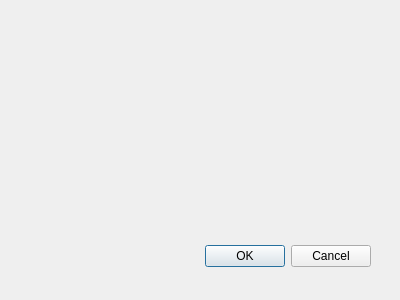
The window that hieuchinh_lop.ui (TaiPhanCoder/Do_An_Thi_Trac_Ngiem_c-) describes before a commit, drawn with Qt 5.
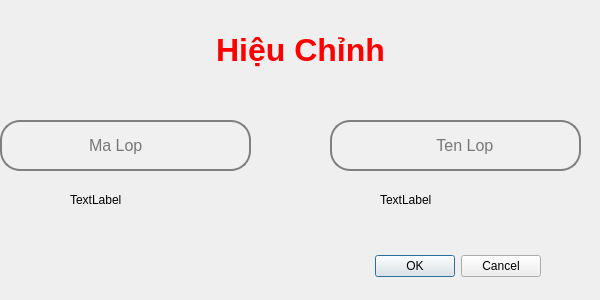
The same window after the commit.

Patch:
```diff
--- a/hieuchinh_lop.ui
+++ b/hieuchinh_lop.ui
@@ -6,7 +6,7 @@
    <rect>
     <x>0</x>
     <y>0</y>
-    <width>400</width>
+    <width>600</width>
     <height>300</height>
    </rect>
   </property>
@@ -16,8 +16,8 @@
   <widget class="QDialogButtonBox" name="buttonBox">
    <property name="geometry">
     <rect>
-     <x>30</x>
-     <y>240</y>
+     <x>200</x>
+     <y>250</y>
      <width>341</width>
      <height>32</height>
     </rect>
@@ -29,6 +29,87 @@
     <set>QDialogButtonBox::StandardButton::Cancel|QDialogButtonBox::StandardButton::Ok</set>
    </property>
   </widget>
+  <widget class="QLabel" name="hieuChinh">
+   <property name="geometry">
+    <rect>
+     <x>90</x>
+     <y>20</y>
+     <width>421</width>
+     <height>61</height>
+    </rect>
+   </property>
+   <property name="text">
+    <string>&lt;html&gt;&lt;head/&gt;&lt;body&gt;&lt;p align=&quot;center&quot;&gt;&lt;span style=&quot; font-size:24pt; font-weight:700; color:#ff0000;&quot;&gt;Hiệu Chỉnh&lt;/span&gt;&lt;/p&gt;&lt;/body&gt;&lt;/html&gt;</string>
+   </property>
+  </widget>
+  <widget class="QLineEdit" name="MaLop">
+   <property name="geometry">
+    <rect>
+     <x>0</x>
+     <y>120</y>
+     <width>251</width>
+     <height>51</height>
+    </rect>
+   </property>
+   <property name="styleSheet">
+    <string notr="true">border: 2px solid gray;
+border-radius: 20px;
+background-color: #F0F0F0;
+color: black;
+font-size: 16px;
+padding-left: 85px;</string>
+   </property>
+   <property name="placeholderText">
+    <string>Ma Lop</string>
+   </property>
+  </widget>
+  <widget class="QLineEdit" name="TenLop">
+   <property name="geometry">
+    <rect>
+     <x>330</x>
+     <y>120</y>
+     <width>251</width>
+     <height>51</height>
+    </rect>
+   </property>
+   <property name="styleSheet">
+    <string notr="true">border: 2px solid gray;
+border-radius: 20px;
+background-color: #F0F0F0;
+color: black;
+font-size: 16px;
+padding-left: 85px;</string>
+   </property>
+   <property name="placeholderText">
+    <string>    Ten Lop</string>
+   </property>
+  </widget>
+  <widget class="QLabel" name="label">
+   <property name="geometry">
+    <rect>
+     <x>70</x>
+     <y>190</y>
+     <width>151</width>
+     <height>20</height>
+    </rect>
+   </property>
+   <property name="text">
+    <string>TextLabel</string>
+   </property>
+  </widget>
+  <widget class="QLabel" name="label_2">
+   <property name="geometry">
+    <rect>
+     <x>380</x>
+     <y>190</y>
+     <width>151</width>
+     <height>20</height>
+    </rect>
+   </property>
+   <property name="text">
+    <string>TextLabel</string>
+   </property>
+  </widget>
  </widget>
  <resources/>
  <connections>
```
